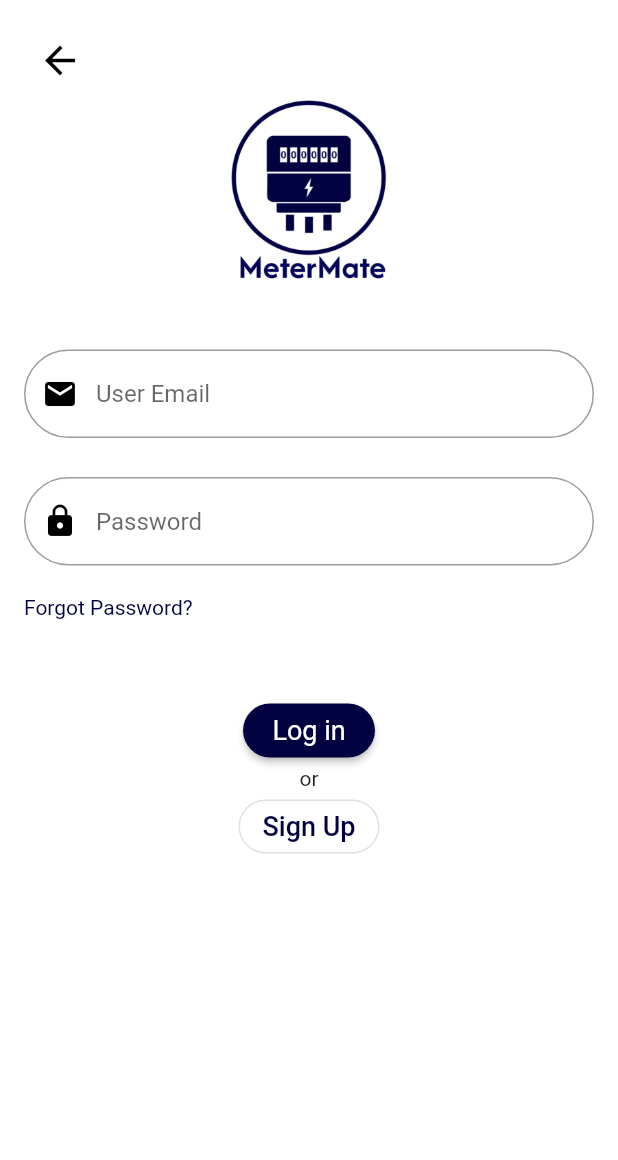
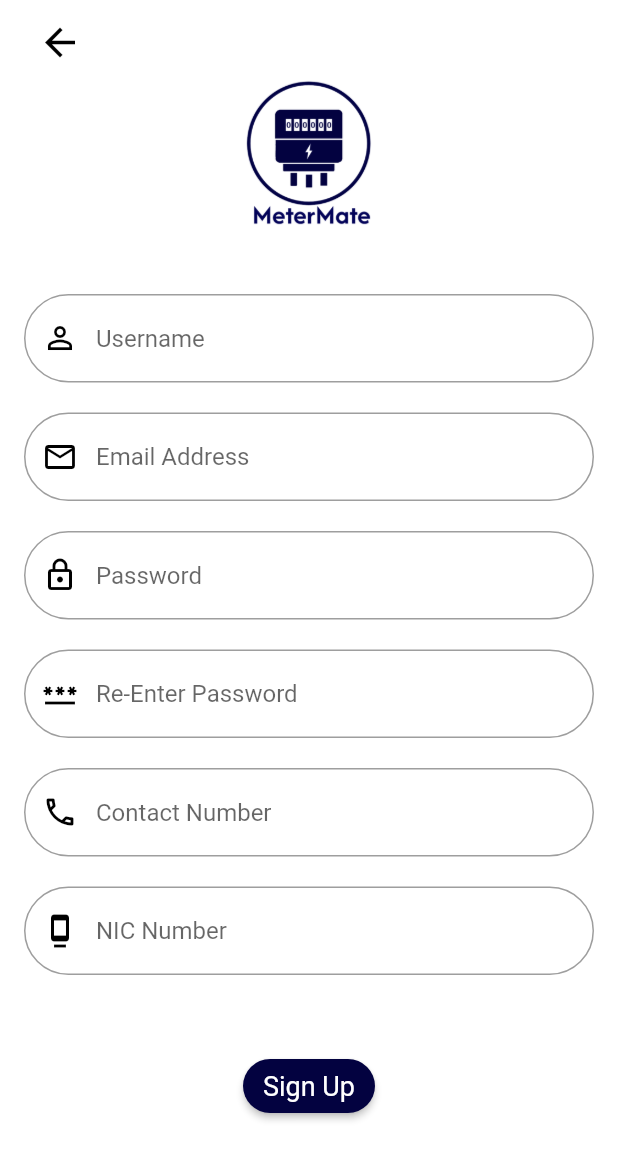
Before and after one commit to bhagyanimash/MeterMate, a Flutter app: the screen it shows after launch, on a phone screen of 412 x 824 dp. Shown: the top 1160 px of the screen. Run offline on Flutter 3.47's test engine with Material 2 defaults, Android fonts, the phone set to English and light mode, and no system bars; our stand-ins replace loading_animation_widget.

Commit message:
creating signup page

```diff
--- a/lib/main.dart
+++ b/lib/main.dart
@@ -1,6 +1,7 @@
 import 'package:flutter/material.dart';
 import 'package:metermate/pages/loading_page.dart';
 import 'package:metermate/pages/login_page.dart';
+import 'package:metermate/pages/signup_page.dart';
 
 void main() {
   runApp(const MeterMate());
@@ -13,7 +14,7 @@ class MeterMate extends StatelessWidget {
   Widget build(BuildContext context) {
     return const MaterialApp(
       debugShowCheckedModeBanner: false,
-      home: LoginPage(),
+      home: SignUpPage(),
     );
   }
 }
--- a/lib/pages/loading_page.dart
+++ b/lib/pages/loading_page.dart
@@ -1,4 +1,4 @@
-// ignore_for_file: depend_on_referenced_packages
+//ignore_for_file: depend_on_referenced_packages
 
 import 'package:flutter/material.dart';
 import 'package:loading_animation_widget/loading_animation_widget.dart';
--- /dev/null
+++ b/lib/pages/signup_page.dart
@@ -0,0 +1,156 @@
+import 'package:flutter/material.dart';
+
+class SignUpPage extends StatefulWidget {
+  const SignUpPage({super.key});
+
+  @override
+  State<SignUpPage> createState() => _SignUpPageState();
+}
+
+class _SignUpPageState extends State<SignUpPage> {
+  @override
+  Widget build(BuildContext context) {
+    return Scaffold(
+      backgroundColor: Colors.white,
+      body: SafeArea(
+          child: SingleChildScrollView(
+        child: Padding(
+          padding: const EdgeInsets.fromLTRB(16, 4, 16, 8),
+          child: Column(
+            mainAxisAlignment: MainAxisAlignment.center,
+            crossAxisAlignment: CrossAxisAlignment.start,
+            children: [
+              IconButton(
+                  iconSize: 30,
+                  onPressed: () {},
+                  icon: const Icon(
+                    Icons.arrow_back,
+                    color: Colors.black,
+                  )),
+              Center(
+                child: Image.asset(
+                  'images/metermate.png',
+                  width: 100,
+                ),
+              ),
+              const SizedBox(
+                height: 44.0,
+              ),
+              TextField(
+                keyboardType: TextInputType.text,
+                decoration: InputDecoration(
+                    border: OutlineInputBorder(
+                      borderRadius: BorderRadius.circular(30),
+                    ),
+                    hintText: "Username",
+                    prefixIcon: const Icon(
+                      Icons.person_outline,
+                      color: Colors.black,
+                    )),
+              ),
+              const SizedBox(
+                height: 20.0,
+              ),
+              TextField(
+                obscureText: true,
+                keyboardType: TextInputType.emailAddress,
+                decoration: InputDecoration(
+                    border: OutlineInputBorder(
+                      borderRadius: BorderRadius.circular(30),
+                    ),
+                    hintText: "Email Address",
+                    prefixIcon: const Icon(
+                      Icons.mail_outline,
+                      color: Colors.black,
+                    )),
+              ),
+              const SizedBox(
+                height: 20.0,
+              ),
+              TextField(
+                obscureText: true,
+                decoration: InputDecoration(
+                    border: OutlineInputBorder(
+                      borderRadius: BorderRadius.circular(30),
+                    ),
+                    hintText: "Password",
+                    prefixIcon: const Icon(
+                      Icons.lock_outlined,
+                      color: Colors.black,
+                    )),
+              ),
+              const SizedBox(
+                height: 20.0,
+              ),
+              TextField(
+                obscureText: true,
+                decoration: InputDecoration(
+                  border: OutlineInputBorder(
+                    borderRadius: BorderRadius.circular(30),
+                  ),
+                  hintText: "Re-Enter Password",
+                  prefixIcon: const Icon(
+                    Icons.password,
+                    color: Colors.black,
+                  ),
+                ),
+              ),
+              const SizedBox(
+                height: 20.0,
+              ),
+              TextField(
+                keyboardType: TextInputType.text,
+                decoration: InputDecoration(
+                  border: OutlineInputBorder(
+                    borderRadius: BorderRadius.circular(30),
+                  ),
+                  hintText: "Contact Number",
+                  prefixIcon: const Icon(
+                    Icons.call_outlined,
+                    color: Colors.black,
+                  ),
+                ),
+              ),
+              const SizedBox(
+                height: 20.0,
+              ),
+              TextField(
+                keyboardType: TextInputType.text,
+                decoration: InputDecoration(
+                  border: OutlineInputBorder(
+                    borderRadius: BorderRadius.circular(30),
+                  ),
+                  hintText: "NIC Number",
+                  prefixIcon: const Icon(
+                    Icons.dock,
+                    color: Colors.black,
+                  ),
+                ),
+              ),
+              const SizedBox(
+                height: 50.0,
+              ),
+              Center(
+                child: RawMaterialButton(
+                  fillColor: const Color.fromRGBO(3, 2, 64, 1.000),
+                  //elevation: 0.0,
+                  //padding: EdgeInsets.symmetric(),
+                  shape: RoundedRectangleBorder(
+                      borderRadius: BorderRadius.circular(20.0)),
+                  onPressed: () {},
+                  child: const Text(
+                    "Sign Up",
+                    style: TextStyle(
+                      color: Colors.white,
+                      fontSize: 18.0,
+                    ),
+                  ),
+                ),
+              ),
+            ],
+          ),
+        ),
+      )),
+    );
+  }
+}
```
